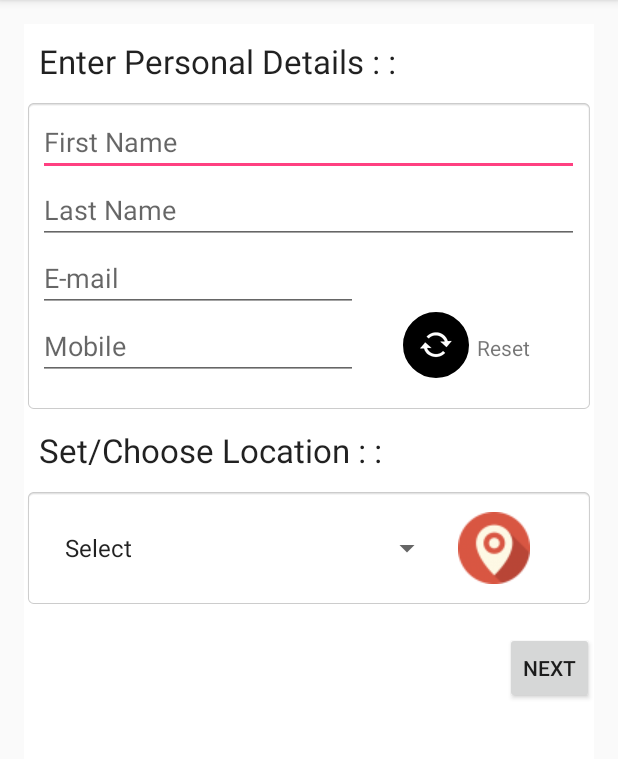
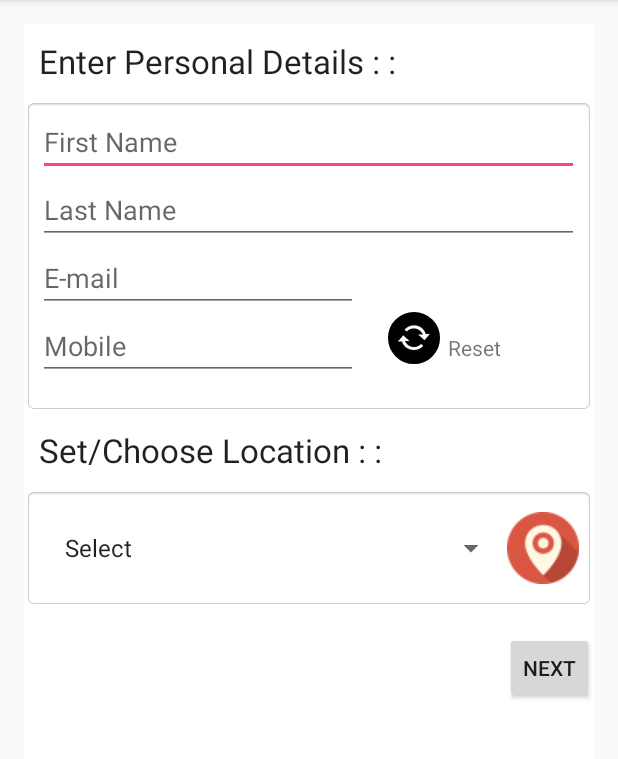
Before and after one commit to anudeepghosh/NeighBuyer, an Android app: the screen it shows after launch (MainActivity), on a phone screen of 412 x 824 dp, the part 84-843 px from its top. Run offline under Robolectric (Android 15) with nearby library versions, the phone set to English and light mode, and no system bars.

Commit message:
Shared Preferences

```diff
--- a/app/src/main/java/com/example/anudeep/neighbuyer/MainActivity.java
+++ b/app/src/main/java/com/example/anudeep/neighbuyer/MainActivity.java
@@ -10,6 +10,7 @@ import android.support.design.widget.Snackbar;
 import android.support.v7.app.AppCompatActivity;
 import android.support.v7.widget.Toolbar;
 import android.text.Editable;
+import android.util.Log;
 import android.view.View;
 import android.view.Menu;
 import android.view.MenuItem;
@@ -21,6 +22,19 @@ import android.widget.Spinner;
 import android.widget.Toast;
 
 import com.google.android.gms.maps.model.LatLng;
+import com.google.android.gms.plus.model.people.Person;
+
+import org.apache.http.HttpResponse;
+import org.apache.http.client.HttpClient;
+import org.apache.http.client.methods.HttpPost;
+import org.apache.http.entity.StringEntity;
+import org.apache.http.impl.client.DefaultHttpClient;
+import org.json.JSONObject;
+
+import java.io.BufferedReader;
+import java.io.IOException;
+import java.io.InputStream;
+import java.io.InputStreamReader;
 
 public class MainActivity extends AppCompatActivity {
     public static final String MyPREFERENCES = "MyPrefs" ;
@@ -32,7 +46,7 @@ public class MainActivity extends AppCompatActivity {
     SharedPreferences sharedpreferences;
     String city="New Delhi";
     int located = 0;
-    final Data data = new Data();
+    final static Data data = new Data();
     String latLong[][] = {{"","22.36","28.37","13.08","18.55"},{"","88.24","77.17","80.19","72.50"}};
     @Override
     protected void onCreate(Bundle savedInstanceState) {
@@ -56,7 +70,7 @@ public class MainActivity extends AppCompatActivity {
             @Override
             public void onItemSelected(AdapterView adapter, View view, int position, long id) {
                 city = adapter.getItemAtPosition(position).toString();
-                if (position != 0) {
+                if (position > 0) {
                     data.setCity(city);
                     data.setUserLatitude(Double.parseDouble(latLong[0][position]));
                     data.setUserLongitude(Double.parseDouble(latLong[1][position]));
@@ -91,6 +105,7 @@ public class MainActivity extends AppCompatActivity {
                         Intent intent = new Intent(MainActivity.this, NextActivity.class);
                         startActivity(intent);
 
+
                     }else {
                         Toast.makeText(getApplicationContext(),"Locate Yourself!",Toast.LENGTH_SHORT).show();
                         fstName.requestFocus();
@@ -117,7 +132,7 @@ public class MainActivity extends AppCompatActivity {
                     editor.putString(Phone, String.valueOf(phone));
                     editor.putString(Email, String.valueOf(email));
                     editor.commit();
-
+                    located = 1;
                     Intent intent = new Intent(MainActivity.this, MapActivity.class);
                     intent.putExtra("City",city);
                     startActivityForResult(intent, 2);
@@ -170,4 +185,79 @@ public class MainActivity extends AppCompatActivity {
 
         return super.onOptionsItemSelected(item);
     }
+
+    public static String CreateJson(){
+        InputStream inputStream = null;
+        String result = "";
+        try {
+
+            // 1. create HttpClient
+            //HttpClient httpclient = new DefaultHttpClient();
+
+            // 2. make POST request to the given URL
+            //HttpPost httpPost = new HttpPost(url);
+
+            String json = "";
+
+            // 3. build jsonObject
+            JSONObject jsonObject = new JSONObject();
+            jsonObject.accumulate(FName, data.getFirstName());
+            jsonObject.accumulate(LName, data.getLastName());
+            jsonObject.accumulate(Phone, data.getPhone());
+            jsonObject.accumulate(Email, data.getEmail());
+            jsonObject.accumulate("City", data.getCity());
+            jsonObject.accumulate("ULatitude", data.getUserLatitude());
+            jsonObject.accumulate("ULongitude", data.getUserLongitude());
+            //jsonObject.accumulate("UID", data.getID()); //to be generated on server side
+
+            // 4. convert JSONObject to JSON to String
+            json = jsonObject.toString();
+
+            // ** Alternative way to convert Person object to JSON string usin Jackson Lib
+            // ObjectMapper mapper = new ObjectMapper();
+            // json = mapper.writeValueAsString(person);
+
+            // 5. set json to StringEntity
+            StringEntity se = new StringEntity(json);
+
+            // 6. set httpPost Entity
+            //httpPost.setEntity(se);
+
+            // 7. Set some headers to inform server about the type of the content
+            //httpPost.setHeader("Accept", "application/json");
+            //httpPost.setHeader("Content-type", "application/json");
+
+            // 8. Execute POST request to the given URL
+            //HttpResponse httpResponse = httpclient.execute(httpPost);
+
+            // 9. receive response as inputStream
+            //inputStream = httpResponse.getEntity().getContent();
+
+            // 10. convert inputstream to string
+            /*if(inputStream != null)
+                result = convertInputStreamToString(inputStream);
+            else
+                result = "Did not work!";
+                */
+            result=json;
+
+        } catch (Exception e) {
+            Log.d("InputStream", e.getLocalizedMessage());
+        }
+
+        // 11. return result
+        return result;
+    }
+
+    /**private static String convertInputStreamToString(InputStream inputStream) throws IOException {
+        BufferedReader bufferedReader = new BufferedReader( new InputStreamReader(inputStream));
+        String line = "";
+        String result = "";
+        while((line = bufferedReader.readLine()) != null)
+            result += line;
+
+        inputStream.close();
+        return result;
+
+    }*/
 }
--- a/app/src/main/res/layout/content_main.xml
+++ b/app/src/main/res/layout/content_main.xml
@@ -97,8 +97,8 @@
                             android:layout_width="wrap_content"
                             android:layout_height="wrap_content"
                             android:background="@drawable/roundedbutton"
-                            android:padding="10dp"
-                            android:layout_marginLeft="30dp"
+                            android:padding="5dp"
+                            android:layout_marginLeft="20dp"
                             android:backgroundTint="@android:color/background_dark"
                             android:src="@android:drawable/stat_notify_sync_noanim"
                             android:id="@+id/reset"
@@ -153,10 +153,12 @@
                         android:orientation="horizontal"
                         android:layout_width="match_parent"
                         android:layout_height="wrap_content"
-                        android:weightSum="1">
+                        android:layout_weight="1"
+                        android:weightSum="3">
 
                         <Spinner
-                            android:layout_width="270dp"
+                            android:layout_width="0dp"
+                            android:layout_weight="3"
                             android:layout_height="60dp"
                             android:id="@+id/city"
                             android:spinnerMode="dropdown"
@@ -170,11 +172,11 @@
                             style="?android:attr/buttonStyleSmall"
                             android:layout_width="wrap_content"
                             android:layout_height="wrap_content"
+                            android:layout_weight="1"
                             android:id="@+id/location"
                             android:background="@drawable/roundedbutton"
                             android:src="@drawable/location"
-                            android:layout_gravity="right|center_vertical"
-                            android:paddingStart="10dp" />
+                            android:layout_gravity="right|center_vertical" />
                         <!--Not an error -->
                     </LinearLayout>
 
```
